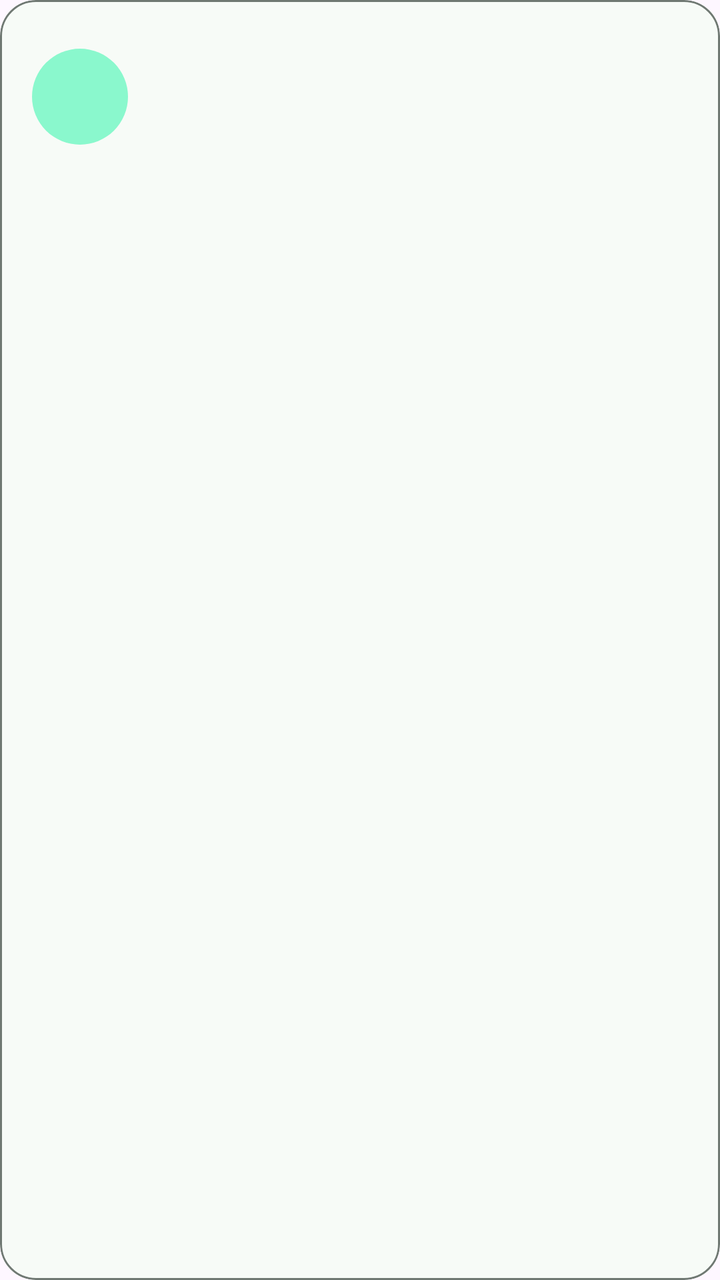
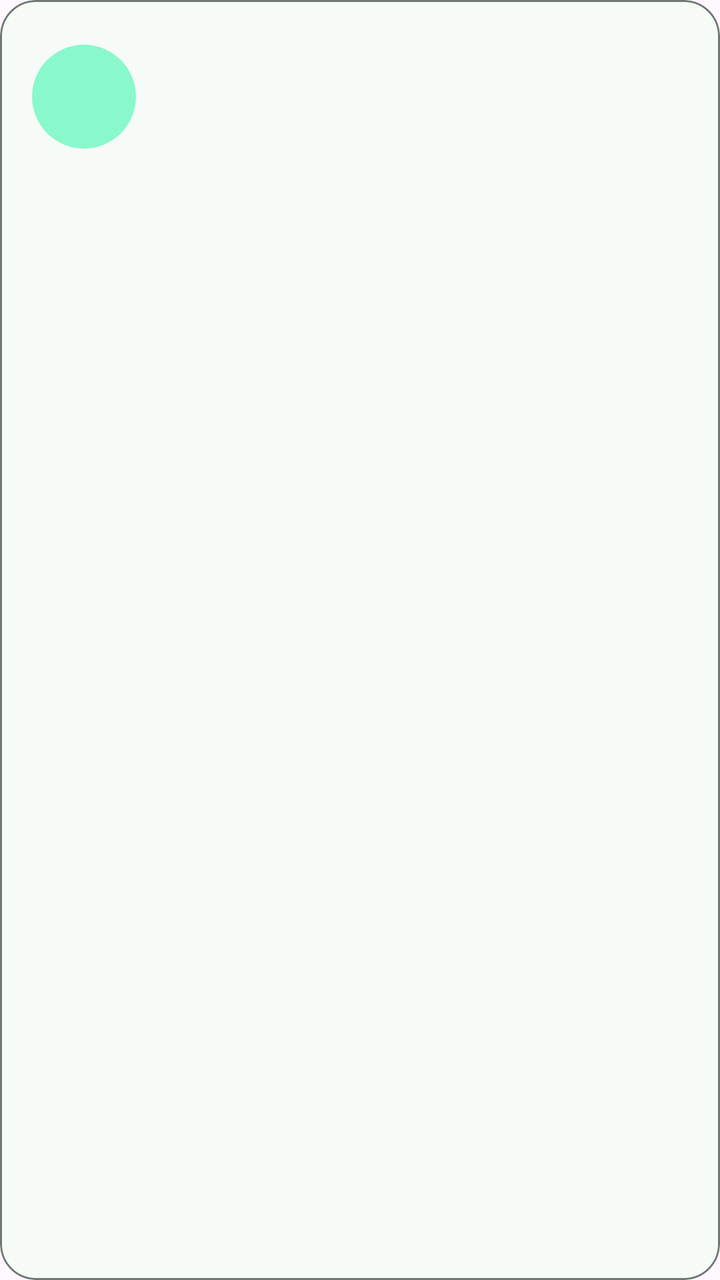

Compare the two renders of this Android layout. The source of the first and the diff that turns it into the second are given below.
<!-- AndroidManifest.xml: application theme Theme.StockKeeper -->
<!-- res/layout/item_product.xml -->
<?xml version="1.0" encoding="utf-8"?>
<com.google.android.material.card.MaterialCardView xmlns:android="http://schemas.android.com/apk/res/android" xmlns:app="http://schemas.android.com/apk/res-auto"
    android:layout_width="match_parent" android:layout_height="wrap_content" android:layout_marginBottom="10dp"
    app:cardCornerRadius="18dp" app:cardElevation="0dp" app:strokeColor="?attr/colorOutline" app:strokeWidth="1dp">
    <LinearLayout android:layout_width="match_parent" android:layout_height="wrap_content" android:gravity="center_vertical" android:orientation="horizontal" android:padding="16dp">
        <TextView android:id="@+id/productInitial" android:layout_width="48dp" android:layout_height="48dp" android:background="@drawable/product_initial_background" android:gravity="center" android:textColor="?attr/colorOnPrimaryContainer" android:textAppearance="@style/TextAppearance.Material3.TitleLarge" />
        <LinearLayout android:layout_width="0dp" android:layout_height="wrap_content" android:layout_weight="1" android:layout_marginStart="14dp" android:orientation="vertical">
            <TextView android:id="@+id/productName" android:layout_width="match_parent" android:layout_height="wrap_content" android:textAppearance="@style/TextAppearance.Material3.TitleMedium" />
            <TextView android:id="@+id/productArticle" android:layout_width="match_parent" android:layout_height="wrap_content" android:layout_marginTop="2dp" android:textAppearance="@style/TextAppearance.Material3.BodyMedium" />
            <TextView android:id="@+id/productMeta" android:layout_width="match_parent" android:layout_height="wrap_content" android:layout_marginTop="6dp" android:textAppearance="@style/TextAppearance.Material3.BodySmall" />
        </LinearLayout>
        <TextView android:id="@+id/productQuantity" android:layout_width="wrap_content" android:layout_height="wrap_content" android:layout_marginStart="12dp" android:textColor="?attr/colorPrimary" android:textAppearance="@style/TextAppearance.Material3.TitleMedium" />
    </LinearLayout>
</com.google.android.material.card.MaterialCardView>
<!-- resources referenced by this layout -->
<resources>
  <!-- drawable product_initial_background (drawable) -->
  <shape xmlns:android="http://schemas.android.com/apk/res/android" android:shape="oval"><solid android:color="?attr/colorPrimaryContainer" /></shape>
  <style name="Theme.StockKeeper" parent="Base.Theme.StockKeeper" />
  <style name="Base.Theme.StockKeeper" parent="Theme.Material3.DayNight.NoActionBar">
          <item name="colorPrimary">@color/primary</item>
          <item name="colorOnPrimary">@color/on_primary</item>
          <item name="colorPrimaryContainer">@color/primary_container</item>
          <item name="colorOnPrimaryContainer">@color/on_primary_container</item>
          <item name="colorSecondary">@color/secondary</item>
          <item name="colorSurface">@color/surface</item>
          <item name="colorOnSurface">@color/on_surface</item>
          <item name="colorOutline">@color/outline</item>
          <item name="colorError">@color/error</item>
          <item name="android:windowLightStatusBar">true</item>
      </style>
  <color name="primary">#006C51</color>
  <color name="on_primary">#FFFFFF</color>
  <color name="primary_container">#8AF8CD</color>
  <color name="on_primary_container">#002117</color>
  <color name="secondary">#4C635A</color>
  <color name="surface">#F7FBF7</color>
  <color name="on_surface">#191C1A</color>
  <color name="outline">#707973</color>
  <color name="error">#BA1A1A</color>
</resources>

<!-- the commit's change to res/layout/item_product.xml (unified diff, before → after) -->
@@ -3,7 +3,23 @@
     android:layout_width="match_parent" android:layout_height="wrap_content" android:layout_marginBottom="10dp"
     app:cardCornerRadius="18dp" app:cardElevation="0dp" app:strokeColor="?attr/colorOutline" app:strokeWidth="1dp">
     <LinearLayout android:layout_width="match_parent" android:layout_height="wrap_content" android:gravity="center_vertical" android:orientation="horizontal" android:padding="16dp">
-        <TextView android:id="@+id/productInitial" android:layout_width="48dp" android:layout_height="48dp" android:background="@drawable/product_initial_background" android:gravity="center" android:textColor="?attr/colorOnPrimaryContainer" android:textAppearance="@style/TextAppearance.Material3.TitleLarge" />
+        <FrameLayout android:layout_width="52dp" android:layout_height="52dp">
+            <com.google.android.material.imageview.ShapeableImageView
+                android:id="@+id/productPhotoThumbnail"
+                android:layout_width="match_parent"
+                android:layout_height="match_parent"
+                android:contentDescription="@string/content_product_icon"
+                android:scaleType="centerCrop"
+                app:shapeAppearanceOverlay="@style/ShapeAppearance.StockKeeper.Circle" />
+            <TextView
+                android:id="@+id/productInitial"
+                android:layout_width="match_parent"
+                android:layout_height="match_parent"
+                android:background="@drawable/product_initial_background"
+                android:gravity="center"
+                android:textColor="?attr/colorOnPrimaryContainer"
+                android:textAppearance="@style/TextAppearance.Material3.TitleLarge" />
+        </FrameLayout>
         <LinearLayout android:layout_width="0dp" android:layout_height="wrap_content" android:layout_weight="1" android:layout_marginStart="14dp" android:orientation="vertical">
             <TextView android:id="@+id/productName" android:layout_width="match_parent" android:layout_height="wrap_content" android:textAppearance="@style/TextAppearance.Material3.TitleMedium" />
             <TextView android:id="@+id/productArticle" android:layout_width="match_parent" android:layout_height="wrap_content" android:layout_marginTop="2dp" android:textAppearance="@style/TextAppearance.Material3.BodyMedium" />
<!-- resource entries referenced after the edit -->
@@ -2,6 +2,11 @@
 <resources>
   <!-- drawable product_initial_background (drawable) -->
   <shape xmlns:android="http://schemas.android.com/apk/res/android" android:shape="oval"><solid android:color="?attr/colorPrimaryContainer" /></shape>
+  <string name="content_product_icon">Product</string>
+  <style name="ShapeAppearance.StockKeeper.Circle" parent="">
+          <item name="cornerFamily">rounded</item>
+          <item name="cornerSize">50%</item>
+      </style>
   <style name="Theme.StockKeeper" parent="Base.Theme.StockKeeper" />
   <style name="Base.Theme.StockKeeper" parent="Theme.Material3.DayNight.NoActionBar">
           <item name="colorPrimary">@color/primary</item>
